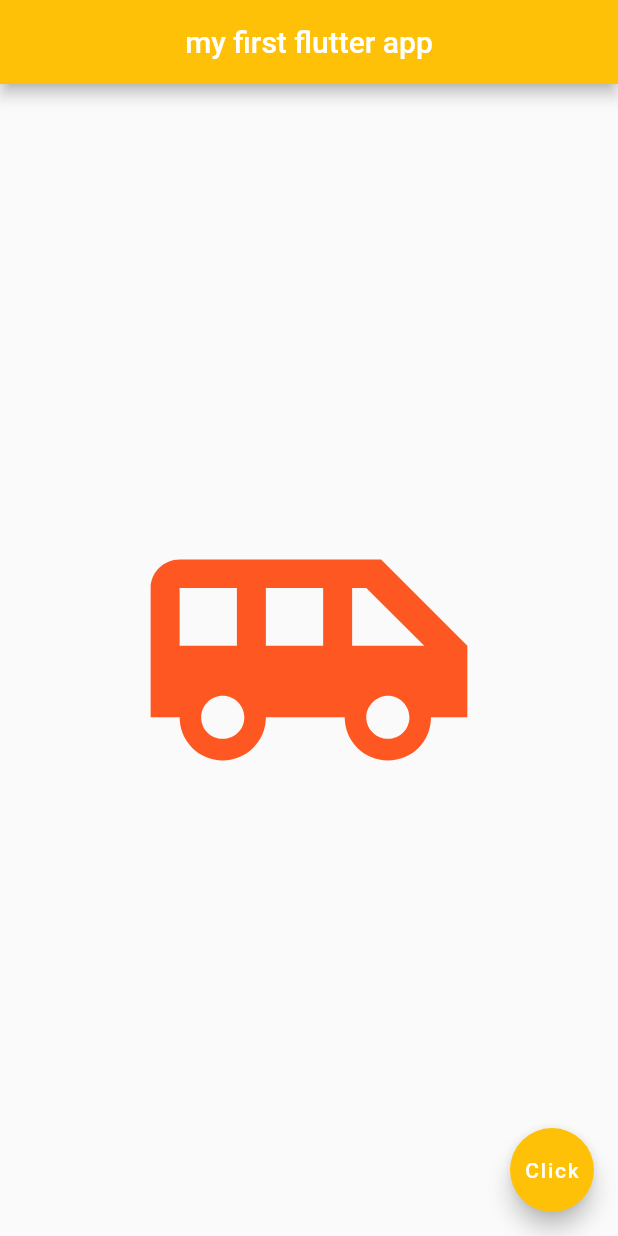
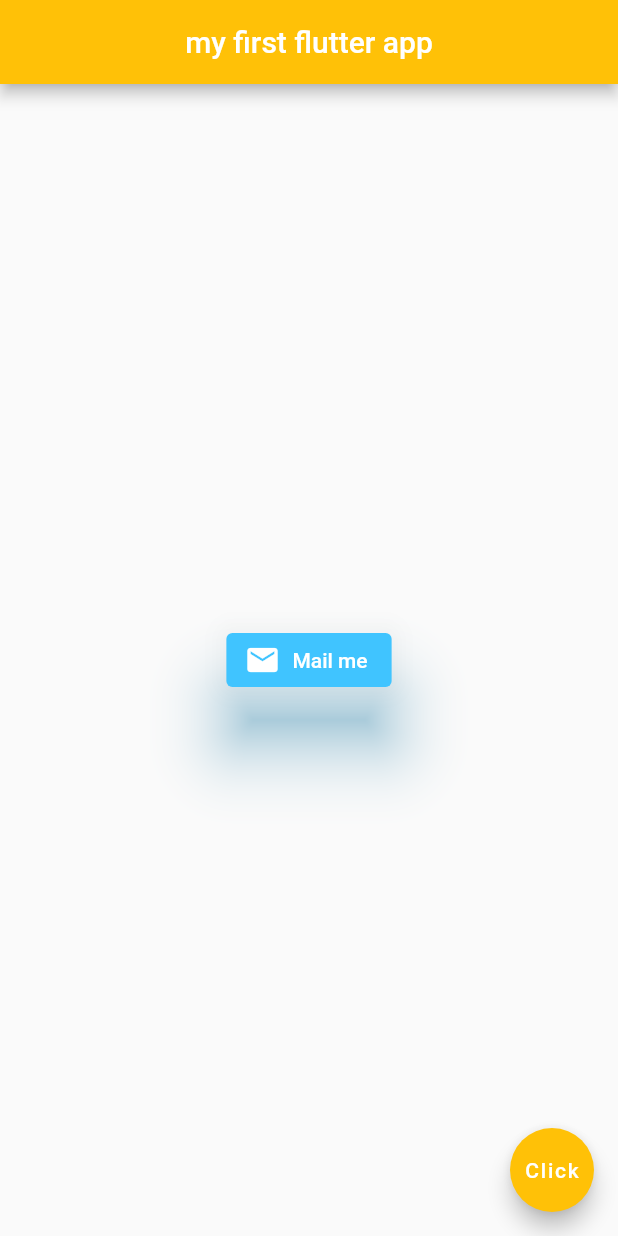
Before and after one commit to xDAREY/myApp, a Flutter app: the screen it shows after launch, on a phone screen of 412 x 824 dp. Run offline on Flutter 3.47's test engine with Material 2 defaults, Android fonts, the phone set to English and light mode, and no system bars.

Commit message:
ElevatedButton

```diff
--- a/lib/main.dart
+++ b/lib/main.dart
@@ -11,21 +11,33 @@ class Home extends StatelessWidget {
   Widget build(BuildContext context) {
     return Scaffold(
       appBar: AppBar(
-        title:  Text("my first flutter app"),
+        title:  const Text("my first flutter app"),
         centerTitle: true,
         backgroundColor: Colors.amber,
       ),
       body:  Center(
-        child: Icon(
-          Icons.airport_shuttle,
-          color: Colors.deepOrange,
-          size: 230,
+        child:ElevatedButton.icon(
+            onPressed: () {
+              print('Mail sent successfully');
+            },
+          style: ElevatedButton.styleFrom(
+              backgroundColor: Colors.lightBlueAccent,
+            foregroundColor: Colors.white,
+            elevation: 20,
+            shadowColor: Colors.lightBlue,
+          ),
+          icon: const Icon(
+            Icons.mail,
+          ),
+          label: const Text('Mail me'),
+
+
         ),
       ),
       floatingActionButton: FloatingActionButton(
         onPressed: () { },
-        child:  Text('Click'),
         backgroundColor: Colors.amber,
+        child:  const Text('Click'),
       ),
     );
   }
```
